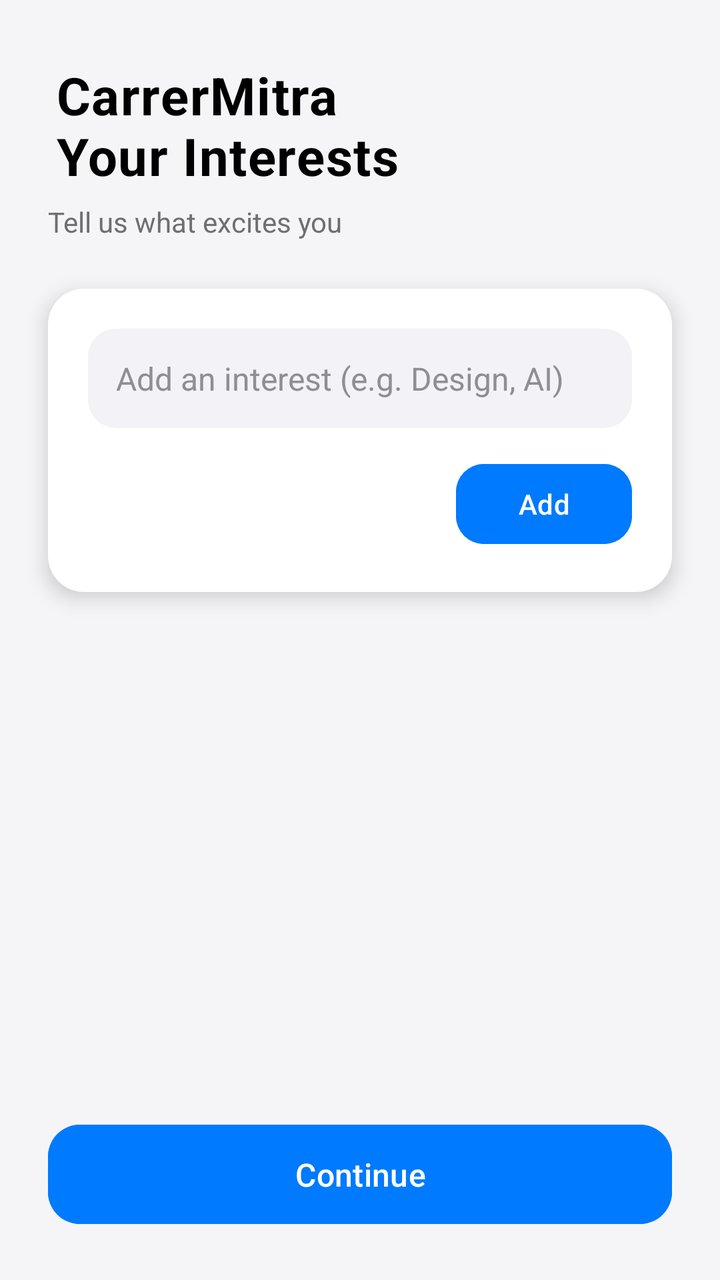
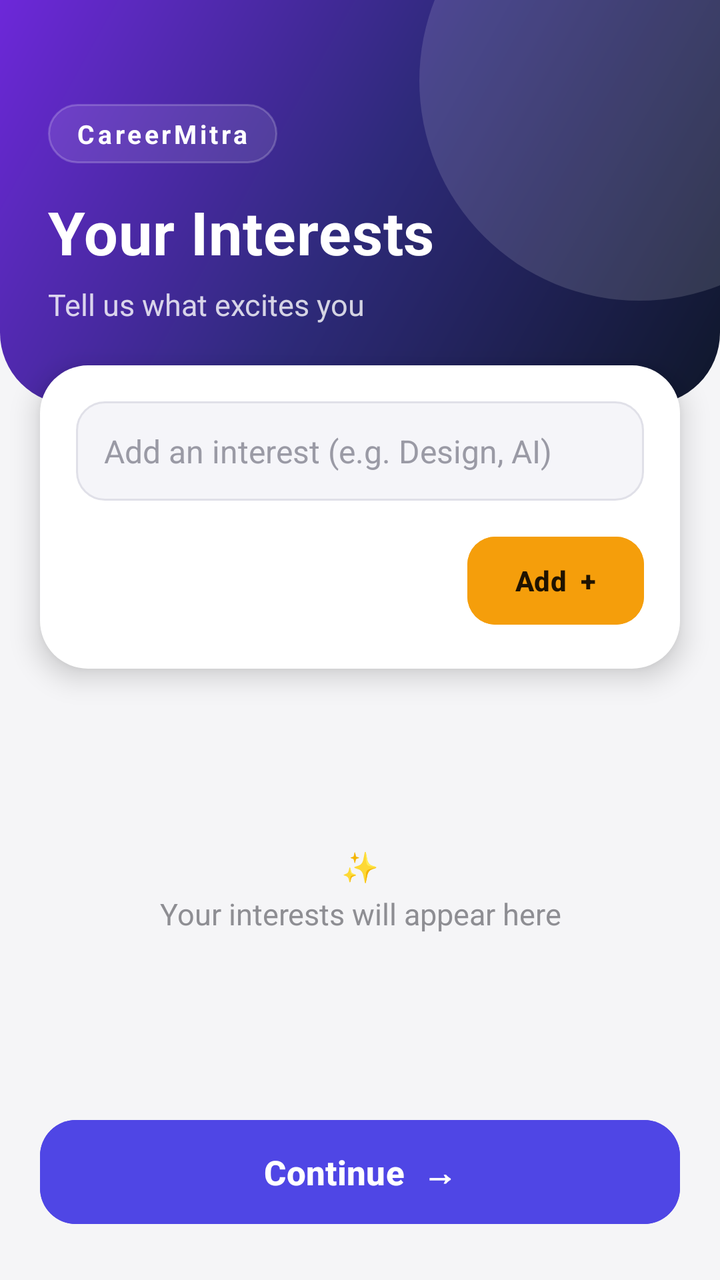

Two renders of the same Android screen: before a commit and after it. Below are the layout's source before the change and the commit's diff.
<!-- AndroidManifest.xml: application theme Theme.CareerMitra -->
<!-- res/layout/activity_interests.xml -->
<?xml version="1.0" encoding="utf-8"?>
<androidx.constraintlayout.widget.ConstraintLayout
    xmlns:android="http://schemas.android.com/apk/res/android"
    xmlns:app="http://schemas.android.com/apk/res-auto"
    android:layout_width="match_parent"
    android:layout_height="match_parent"
    android:background="#F5F5F7">

    

    <TextView
        android:id="@+id/tvTitle"
        android:layout_width="wrap_content"
        android:layout_height="wrap_content"
        android:layout_marginStart="28dp"
        android:layout_marginTop="30dp"
        android:letterSpacing="0.02"
        android:text="CarrerMitra \nYour Interests"
        android:textColor="#000000"
        android:textSize="26sp"
        android:textStyle="bold"
        app:layout_constraintStart_toStartOf="parent"
        app:layout_constraintTop_toTopOf="parent" />

    <TextView
        android:id="@+id/tvSubtitle"
        android:layout_width="wrap_content"
        android:layout_height="wrap_content"
        android:text="Tell us what excites you"
        android:textSize="14sp"
        android:textColor="#6E6E73"
        android:layout_marginStart="24dp"
        android:layout_marginTop="6dp"
        app:layout_constraintTop_toBottomOf="@id/tvTitle"
        app:layout_constraintStart_toStartOf="parent"/>

    
    <LinearLayout
        android:id="@+id/cardInput"
        android:layout_width="0dp"
        android:layout_height="wrap_content"
        android:orientation="vertical"
        android:background="@drawable/bg_apple_card"
        android:elevation="6dp"
        android:padding="20dp"
        android:layout_margin="24dp"
        app:layout_constraintTop_toBottomOf="@id/tvSubtitle"
        app:layout_constraintStart_toStartOf="parent"
        app:layout_constraintEnd_toEndOf="parent">

        <EditText
            android:id="@+id/editTextInterest"
            android:layout_width="match_parent"
            android:layout_height="wrap_content"
            android:hint="Add an interest (e.g. Design, AI)"
            android:textSize="16sp"
            android:padding="14dp"
            android:background="@drawable/bg_apple_input"
            android:textColor="#000000"
            android:textColorHint="#8E8E93"/>

        <com.google.android.material.button.MaterialButton
            android:id="@+id/buttonAddInterest"
            android:layout_width="wrap_content"
            android:layout_height="wrap_content"
            android:text="Add"
            android:textAllCaps="false"
            android:textColor="#FFFFFF"
            android:layout_gravity="end"
            android:layout_marginTop="14dp"
            android:paddingHorizontal="24dp"
            android:paddingVertical="10dp"
            app:cornerRadius="14dp"
            android:backgroundTint="#007AFF"/>
    </LinearLayout>

    
    <androidx.recyclerview.widget.RecyclerView
        android:id="@+id/recyclerViewInterests"
        android:layout_width="0dp"
        android:layout_height="0dp"
        android:clipToPadding="false"
        android:paddingBottom="16dp"
        android:layout_marginStart="24dp"
        android:layout_marginEnd="24dp"
        app:layout_constraintTop_toBottomOf="@id/cardInput"
        app:layout_constraintBottom_toTopOf="@id/buttonNext"
        app:layout_constraintStart_toStartOf="parent"
        app:layout_constraintEnd_toEndOf="parent"/>

    
    <com.google.android.material.button.MaterialButton
        android:id="@+id/buttonNext"
        android:layout_width="0dp"
        android:layout_height="wrap_content"
        android:text="Continue"
        android:textAllCaps="false"
        android:textSize="16sp"
        android:textColor="#FFFFFF"
        android:layout_margin="24dp"
        android:paddingVertical="14dp"
        app:cornerRadius="16dp"
        android:backgroundTint="#007AFF"
        app:layout_constraintBottom_toBottomOf="parent"
        app:layout_constraintStart_toStartOf="parent"
        app:layout_constraintEnd_toEndOf="parent"/>

</androidx.constraintlayout.widget.ConstraintLayout>
<!-- resources referenced by this layout -->
<resources>
  <!-- drawable bg_apple_card (drawable) -->
  <shape xmlns:android="http://schemas.android.com/apk/res/android">
      <solid android:color="#FFFFFF"/>
      <corners android:radius="18dp"/>
  </shape>
  <!-- drawable bg_apple_input (drawable) -->
  <shape xmlns:android="http://schemas.android.com/apk/res/android">
      <solid android:color="#F2F2F7"/>
      <corners android:radius="14dp"/>
  </shape>
  <style name="Theme.CareerMitra" parent="Theme.Material3.DayNight.NoActionBar">
  
          
          <item name="windowActionBar">false</item>
          <item name="windowNoTitle">true</item>
  
          
          <item name="android:statusBarColor">@android:color/transparent</item>
          <item name="android:navigationBarColor">@android:color/black</item>
  
          
          <item name="android:windowBackground">@color/white</item>
  
      </style>
  <color name="white">#FFFFFF</color>
</resources>

<!-- the commit's change to res/layout/activity_interests.xml (unified diff, before → after) -->
@@ -7,32 +7,69 @@
     android:background="#F5F5F7">
 
     
+    <FrameLayout
+        android:id="@+id/headerInterests"
+        android:layout_width="0dp"
+        android:layout_height="wrap_content"
+        android:background="@drawable/bg_header_gradient"
+        app:layout_constraintTop_toTopOf="parent"
+        app:layout_constraintStart_toStartOf="parent"
+        app:layout_constraintEnd_toEndOf="parent">
 
-    <TextView
-        android:id="@+id/tvTitle"
-        android:layout_width="wrap_content"
-        android:layout_height="wrap_content"
-        android:layout_marginStart="28dp"
-        android:layout_marginTop="30dp"
-        android:letterSpacing="0.02"
-        android:text="CarrerMitra \nYour Interests"
-        android:textColor="#000000"
-        android:textSize="26sp"
-        android:textStyle="bold"
-        app:layout_constraintStart_toStartOf="parent"
-        app:layout_constraintTop_toTopOf="parent" />
+        <View
+            android:id="@+id/blobInterests"
+            android:layout_width="220dp"
+            android:layout_height="220dp"
+            android:layout_gravity="top|end"
+            android:layout_marginTop="-70dp"
+            android:layout_marginEnd="-70dp"
+            android:background="@drawable/bg_blob" />
 
-    <TextView
-        android:id="@+id/tvSubtitle"
-        android:layout_width="wrap_content"
-        android:layout_height="wrap_content"
-        android:text="Tell us what excites you"
-        android:textSize="14sp"
-        android:textColor="#6E6E73"
-        android:layout_marginStart="24dp"
-        android:layout_marginTop="6dp"
-        app:layout_constraintTop_toBottomOf="@id/tvTitle"
-        app:layout_constraintStart_toStartOf="parent"/>
+        <LinearLayout
+            android:layout_width="match_parent"
+            android:layout_height="wrap_content"
+            android:orientation="vertical"
+            android:paddingStart="24dp"
+            android:paddingEnd="24dp"
+            android:paddingTop="52dp"
+            android:paddingBottom="40dp">
+
+            <TextView
+                android:id="@+id/tvBrand"
+                android:layout_width="wrap_content"
+                android:layout_height="wrap_content"
+                android:text="CareerMitra"
+                android:textSize="13sp"
+                android:textStyle="bold"
+                android:textColor="#FFFFFF"
+                android:letterSpacing="0.12"
+                android:background="@drawable/bg_chip"
+                android:paddingStart="14dp"
+                android:paddingEnd="14dp"
+                android:paddingTop="6dp"
+                android:paddingBottom="6dp"
+                android:layout_marginBottom="14dp"/>
+
+            <TextView
+                android:id="@+id/tvTitle"
+                android:layout_width="wrap_content"
+                android:layout_height="wrap_content"
+                android:text="Your Interests"
+                android:textColor="#FFFFFF"
+                android:textSize="30sp"
+                android:textStyle="bold"
+                android:letterSpacing="0.01"/>
+
+            <TextView
+                android:id="@+id/tvSubtitle"
+                android:layout_width="wrap_content"
+                android:layout_height="wrap_content"
+                android:text="Tell us what excites you"
+                android:textSize="15sp"
+                android:textColor="#CCFFFFFF"
+                android:layout_marginTop="6dp"/>
+        </LinearLayout>
+    </FrameLayout>
 
     
     <LinearLayout
@@ -40,11 +77,13 @@
         android:layout_width="0dp"
         android:layout_height="wrap_content"
         android:orientation="vertical"
-        android:background="@drawable/bg_apple_card"
-        android:elevation="6dp"
-        android:padding="20dp"
-        android:layout_margin="24dp"
-        app:layout_constraintTop_toBottomOf="@id/tvSubtitle"
+        android:background="@drawable/bg_card_elevated"
+        android:elevation="8dp"
+        android:padding="18dp"
+        android:layout_marginStart="20dp"
+        android:layout_marginEnd="20dp"
+        android:layout_marginTop="-20dp"
+        app:layout_constraintTop_toBottomOf="@id/headerInterests"
         app:layout_constraintStart_toStartOf="parent"
         app:layout_constraintEnd_toEndOf="parent">
 
@@ -55,24 +94,39 @@
             android:hint="Add an interest (e.g. Design, AI)"
             android:textSize="16sp"
             android:padding="14dp"
-            android:background="@drawable/bg_apple_input"
-            android:textColor="#000000"
-            android:textColorHint="#8E8E93"/>
+            android:background="@drawable/bg_input_field"
+            android:textColor="#1C1C1E"
+            android:textColorHint="#9A9AA5"/>
 
         <com.google.android.material.button.MaterialButton
             android:id="@+id/buttonAddInterest"
             android:layout_width="wrap_content"
-            android:layout_height="wrap_content"
-            android:text="Add"
+            android:layout_height="52dp"
+            android:text="Add  +"
             android:textAllCaps="false"
-            android:textColor="#FFFFFF"
+            android:textStyle="bold"
+            android:textColor="#1F1300"
             android:layout_gravity="end"
             android:layout_marginTop="14dp"
             android:paddingHorizontal="24dp"
-            android:paddingVertical="10dp"
             app:cornerRadius="14dp"
-            android:backgroundTint="#007AFF"/>
+            android:backgroundTint="#F59E0B"/>
     </LinearLayout>
+
+    
+    <TextView
+        android:id="@+id/tvEmptyState"
+        android:layout_width="0dp"
+        android:layout_height="0dp"
+        android:gravity="center"
+        android:text="✨\nYour interests will appear here"
+        android:textSize="15sp"
+        android:textColor="#8E8E93"
+        android:lineSpacingExtra="6dp"
+        app:layout_constraintTop_toBottomOf="@id/cardInput"
+        app:layout_constraintBottom_toTopOf="@id/buttonNext"
+        app:layout_constraintStart_toStartOf="parent"
+        app:layout_constraintEnd_toEndOf="parent"/>
 
     
     <androidx.recyclerview.widget.RecyclerView
@@ -80,9 +134,10 @@
         android:layout_width="0dp"
         android:layout_height="0dp"
         android:clipToPadding="false"
+        android:paddingTop="16dp"
         android:paddingBottom="16dp"
-        android:layout_marginStart="24dp"
-        android:layout_marginEnd="24dp"
+        android:layout_marginStart="20dp"
+        android:layout_marginEnd="20dp"
         app:layout_constraintTop_toBottomOf="@id/cardInput"
         app:layout_constraintBottom_toTopOf="@id/buttonNext"
         app:layout_constraintStart_toStartOf="parent"
@@ -92,15 +147,18 @@
     <com.google.android.material.button.MaterialButton
         android:id="@+id/buttonNext"
         android:layout_width="0dp"
-        android:layout_height="wrap_content"
-        android:text="Continue"
+        android:layout_height="60dp"
+        android:text="Continue  →"
         android:textAllCaps="false"
-        android:textSize="16sp"
+        android:textSize="17sp"
+        android:textStyle="bold"
         android:textColor="#FFFFFF"
-        android:layout_margin="24dp"
-        android:paddingVertical="14dp"
-        app:cornerRadius="16dp"
-        android:backgroundTint="#007AFF"
+        android:elevation="6dp"
+        android:layout_marginStart="20dp"
+        android:layout_marginEnd="20dp"
+        android:layout_marginBottom="24dp"
+        app:cornerRadius="18dp"
+        android:backgroundTint="#4F46E5"
         app:layout_constraintBottom_toBottomOf="parent"
         app:layout_constraintStart_toStartOf="parent"
         app:layout_constraintEnd_toEndOf="parent"/>
<!-- resource entries referenced after the edit -->
@@ -1,14 +1,41 @@
 <!-- resources referenced by this layout -->
 <resources>
-  <!-- drawable bg_apple_card (drawable) -->
-  <shape xmlns:android="http://schemas.android.com/apk/res/android">
-      <solid android:color="#FFFFFF"/>
-      <corners android:radius="18dp"/>
+  <!-- drawable bg_blob (drawable) -->
+  <?xml version="1.0" encoding="utf-8"?>
+  <shape xmlns:android="http://schemas.android.com/apk/res/android" android:shape="oval">
+      <solid android:color="#22FFFFFF" />
   </shape>
-  <!-- drawable bg_apple_input (drawable) -->
-  <shape xmlns:android="http://schemas.android.com/apk/res/android">
-      <solid android:color="#F2F2F7"/>
-      <corners android:radius="14dp"/>
+  <!-- drawable bg_card_elevated (drawable) -->
+  <?xml version="1.0" encoding="utf-8"?>
+  <shape xmlns:android="http://schemas.android.com/apk/res/android" android:shape="rectangle">
+      <solid android:color="#FFFFFF" />
+      <corners android:radius="24dp" />
+  </shape>
+  <!-- drawable bg_chip (drawable) -->
+  <?xml version="1.0" encoding="utf-8"?>
+  <shape xmlns:android="http://schemas.android.com/apk/res/android" android:shape="rectangle">
+      <solid android:color="#1AFFFFFF" />
+      <stroke android:width="1dp" android:color="#33FFFFFF" />
+      <corners android:radius="20dp" />
+  </shape>
+  <!-- drawable bg_header_gradient (drawable) -->
+  <?xml version="1.0" encoding="utf-8"?>
+  <shape xmlns:android="http://schemas.android.com/apk/res/android" android:shape="rectangle">
+      <gradient
+          android:angle="135"
+          android:startColor="#0F172A"
+          android:centerColor="#2E2A7A"
+          android:endColor="#6D28D9" />
+      <corners
+          android:bottomLeftRadius="36dp"
+          android:bottomRightRadius="36dp" />
+  </shape>
+  <!-- drawable bg_input_field (drawable) -->
+  <?xml version="1.0" encoding="utf-8"?>
+  <shape xmlns:android="http://schemas.android.com/apk/res/android" android:shape="rectangle">
+      <solid android:color="#F5F5F9" />
+      <stroke android:width="1dp" android:color="#E0E0E8" />
+      <corners android:radius="14dp" />
   </shape>
   <style name="Theme.CareerMitra" parent="Theme.Material3.DayNight.NoActionBar">
   
